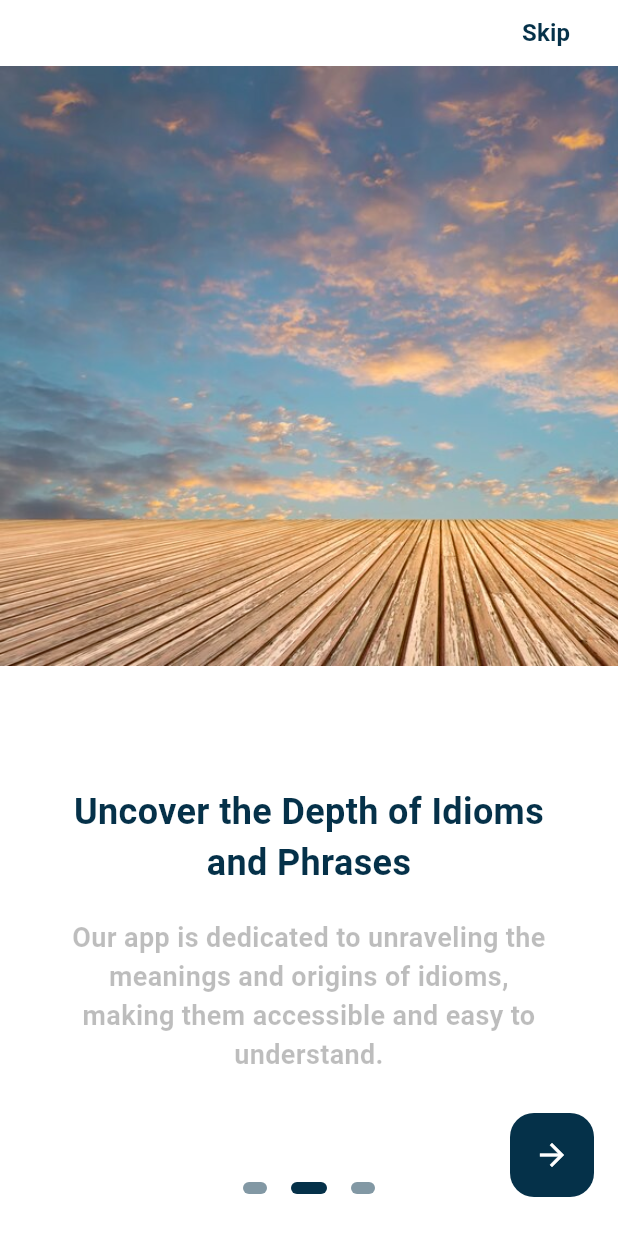
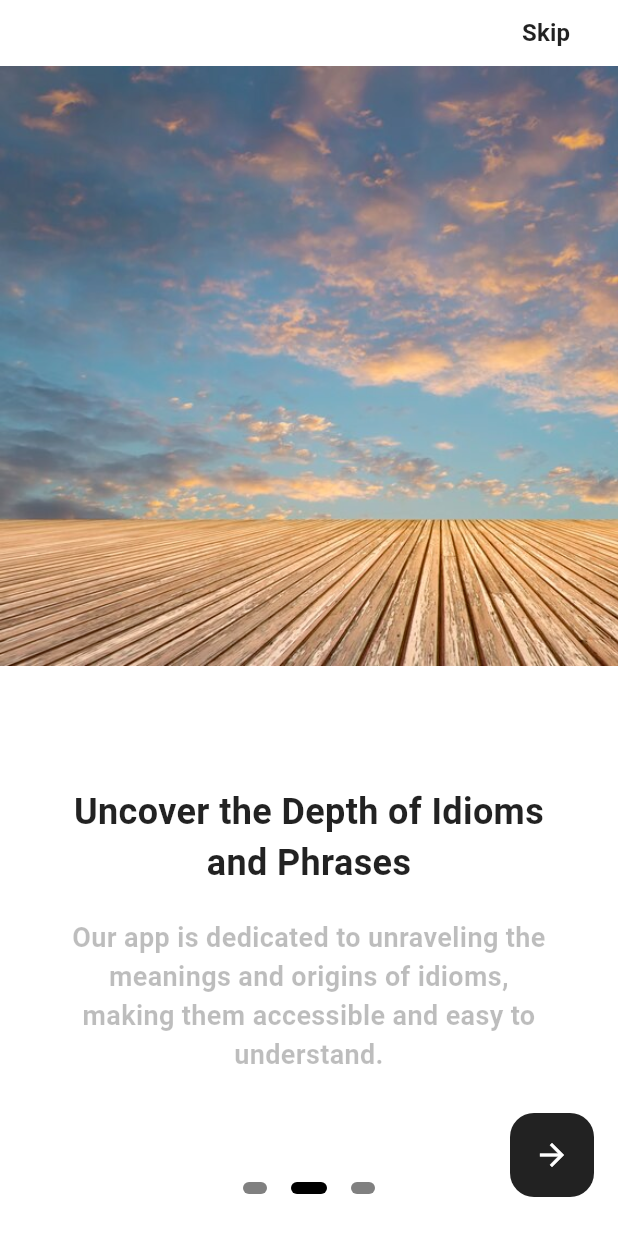
Before and after one commit to VladLavrynenko/IdiomsAndPhrasesApp, a Flutter app: the screen it shows after launch, swiped to page 2, on a phone screen of 412 x 824 dp. Run offline on Flutter 3.47's test engine with Material 3 defaults, Android fonts, the phone set to English and light mode, and no system bars; drawn by our look-alikes of flutter_onboarding_slider; our stand-ins replace bloc, carousel_slider, firebase_auth, firebase_core, flutter_bloc, flutter_tts and 1 more; accounts and stored records are empty; network calls fail.

Commit message:
Some fixes: design, naviagation.

```diff
--- a/lib/ExplorePage/ExplorePage.dart
+++ b/lib/ExplorePage/ExplorePage.dart
@@ -68,7 +68,7 @@ class _ExploreScreenState extends State<ExploreScreen> {
         if (mode == ScreensModes.TOP10) {
           jsonData = data["idioms"];
         } else {
-          if (mode == ScreensModes.TOP10) {
+          if (mode == ScreensModes.OTHERS) {
             jsonData = data["others"];
           } else {
             jsonData = data["idioms"] + data["others"];
--- a/lib/OnBoardingPage/onboarding.dart
+++ b/lib/OnBoardingPage/onboarding.dart
@@ -8,7 +8,7 @@ import '../model/ScreensModes.dart';
 import '../util/constants.dart';
 
 class OnBoardingScreen extends StatelessWidget {
-  final Color kDarkBlueColor = const Color(0xFF053149);
+  final Color kDarkBlueColor =  Colors.black87;
 
   const OnBoardingScreen({super.key});
 
@@ -20,7 +20,7 @@ class OnBoardingScreen extends StatelessWidget {
         Navigator.push(
           context,
           CupertinoPageRoute(
-            builder: (context) => const OnBoardingScreen(), //Main()
+            builder: (context) => const HomeScreen(), //Main()
           ),
         );
       },
@@ -53,8 +53,8 @@ class OnBoardingScreen extends StatelessWidget {
       },
       controllerColor: kDarkBlueColor,
       totalPage: 3,
-      headerBackgroundColor: Colors.white,
-      pageBackgroundColor: Colors.white,
+      headerBackgroundColor: Colors.white10,
+      pageBackgroundColor: Colors.white10,
       background: [
         Image.network(pigImgURL, height: 400,),
         Image.asset(
--- a/lib/main.dart
+++ b/lib/main.dart
@@ -43,7 +43,7 @@ class MyApp extends StatelessWidget {
             child: MaterialApp(
               debugShowCheckedModeBanner: false,
               home: SafeArea(
-                child: firstStart ? OnBoardingScreen() : HomeScreen(),
+                child: firstStart ? OnBoardingScreen() : OnBoardingScreen(), //HomeScreen
               ),
             ),
           );
```
Also changed, not shown: lib/HomePage/home.dart (+10 -10 lines), 1 other file.
